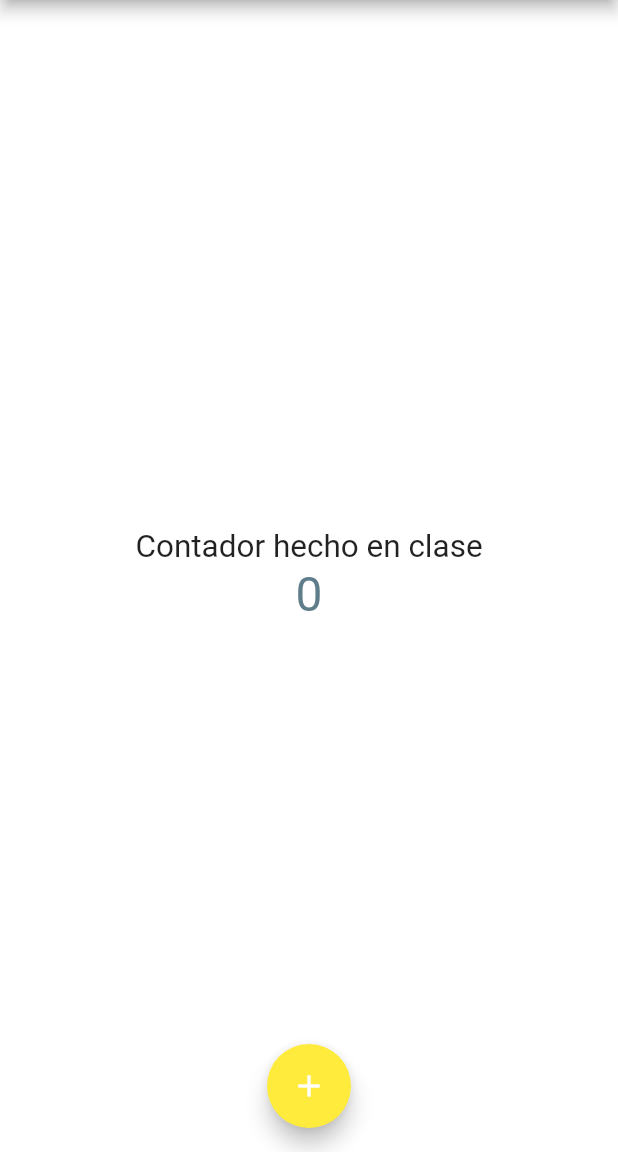
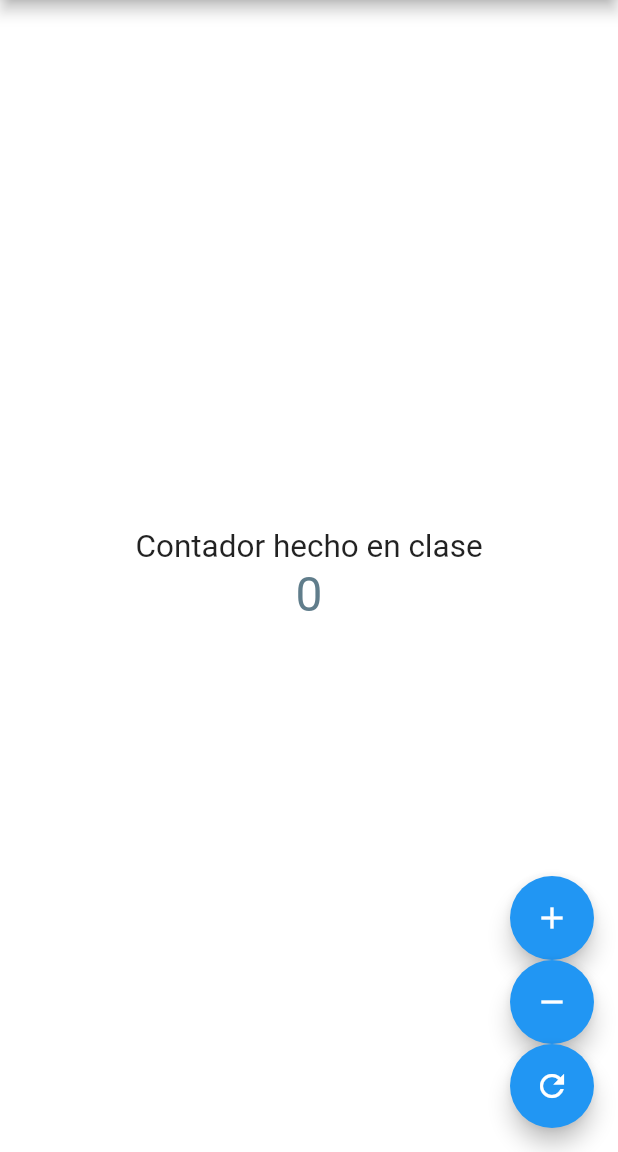
Before and after one commit to raccpunk/FlutterApp, a Flutter app: the screen it shows after launch, on a phone screen of 412 x 824 dp, the part 84-1236 px from its top. Run offline on Flutter 3.47's test engine with Material 2 defaults, Android fonts, the light colour scheme and no system bars; our stand-ins replace toast.

Commit message:
14102020

```diff
--- a/lib/src/app.dart
+++ b/lib/src/app.dart
@@ -1,4 +1,5 @@
 import 'package:flutter/material.dart';
+import 'package:hello_world/src/paginas/Contador.dart';
 import 'paginas/pagina_inicio.dart';
 
 //creando un widget
@@ -7,7 +8,7 @@ class MyApp extends StatelessWidget {
   Widget build(context) {
     return MaterialApp(
       home: Center(
-        child: Paginicio(),
+        child: Contador(),
       ),
     );
   }
--- /dev/null
+++ b/lib/src/paginas/Contador.dart
@@ -0,0 +1,77 @@
+import 'package:flutter/material.dart';
+import 'package:toast/toast.dart';
+
+class Contador extends StatefulWidget {
+  @override
+  State<StatefulWidget> createState() => _ContadorState();
+}
+
+class _ContadorState extends State<Contador> {
+  @override
+  int _contador = 0;
+  @override
+  Widget build(BuildContext context) {
+    return Scaffold(
+      appBar: AppBar(
+        title: Text(
+          'Custom Themes',
+        ),
+        backgroundColor: Colors.red,
+      ),
+      body: Center(
+        child: Column(
+          mainAxisAlignment: MainAxisAlignment.center,
+          children: <Widget>[
+            Text(
+              'Contador hecho en clase',
+              textDirection: TextDirection.ltr,
+              style: TextStyle(
+                fontSize: 21,
+                color: Colors.black87,
+              ),
+            ),
+            Text(
+              '$_contador',
+              textDirection: TextDirection.ltr,
+              style: TextStyle(
+                fontSize: 32,
+                color: Colors.blueGrey,
+              ),
+            ),
+          ],
+        ),
+      ),
+      floatingActionButtonLocation: FloatingActionButtonLocation.endFloat,
+      floatingActionButton: Column(
+        mainAxisAlignment: MainAxisAlignment.end,
+        children: [
+          FloatingActionButton(
+            child: Icon(Icons.add),
+            onPressed: () {
+              setState(() {
+                _contador++;
+              });
+            },
+          ),
+          FloatingActionButton(
+            child: Icon(Icons.remove),
+            onPressed: () {
+              setState(() {
+                _contador--;
+              });
+            },
+          ),
+          FloatingActionButton(
+            child: Icon(Icons.refresh_sharp),
+            onPressed: () {
+              setState(() {
+                _contador = 0;
+              });
+            },
+          ),
+        ],
+      ),
+      backgroundColor: Colors.white,
+    );
+  }
+}
```
